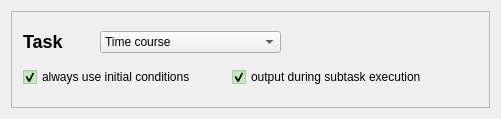
First picture: the form in copasi/UI/CScanWidgetTask.ui, repository copasi/COPASI, before the edit.
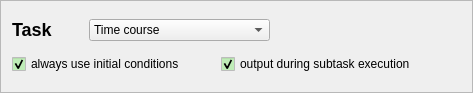
Second picture: the form after the edit.

Commit message: Converted the scan task widget to Qt4.

Patch:
```diff
--- a/copasi/UI/CScanWidgetTask.ui
+++ b/copasi/UI/CScanWidgetTask.ui
@@ -19,13 +19,13 @@
 
  <comment> All rights reserved. </comment>
  <class>CScanWidgetTask</class>
- <widget class="QWidget" name="CScanWidgetTask" >
-  <property name="geometry" >
+ <widget class="QWidget" name="CScanWidgetTask">
+  <property name="geometry">
    <rect>
     <x>0</x>
     <y>0</y>
-    <width>501</width>
-    <height>119</height>
+    <width>473</width>
+    <height>93</height>
    </rect>
   </property>
   <property name="windowTitle" >
@@ -34,7 +34,10 @@
   <property name="autoFillBackground" >
    <bool>false</bool>
   </property>
-  <layout class="QVBoxLayout" name="verticalLayout_2" >
+  <layout class="QVBoxLayout" name="verticalLayout_2">
+   <property name="margin">
+    <number>0</number>
+   </property>
    <item>
     <widget class="QFrame" name="frame" >
      <property name="palette" >
@@ -251,7 +254,7 @@
    </item>
   </layout>
  </widget>
- <layoutdefault spacing="6" margin="11" />
+ <layoutdefault spacing="6" margin="11"/>
  <resources/>
  <connections>
   <connection>
```
Left out of the diff: 142 changed lines with no effect on the pictures. The commit also changes 22 other files.
